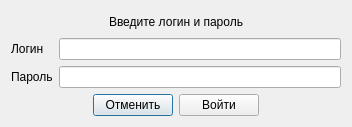
This is userloginwindow.ui in egor0665/VKBR as Qt 5 draws it before an edit. The edited form follows.
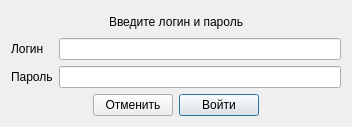
This is the edited form.

Patch:
```diff
--- a/userloginwindow.ui
+++ b/userloginwindow.ui
@@ -104,6 +104,12 @@
          <property name="text">
           <string>Войти</string>
          </property>
+         <property name="default">
+          <bool>true</bool>
+         </property>
+         <property name="flat">
+          <bool>false</bool>
+         </property>
         </widget>
        </item>
        <item>
```
